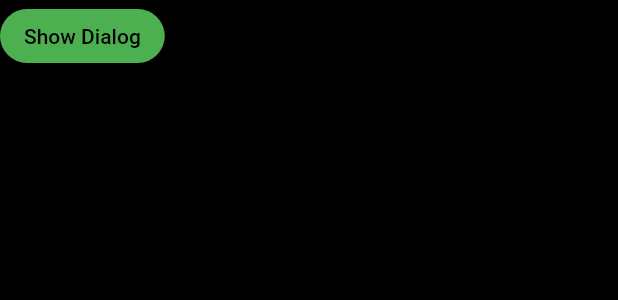
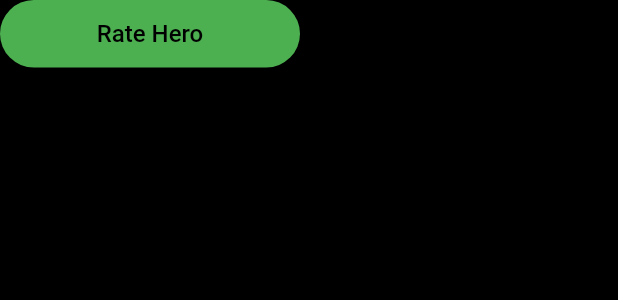
Before and after one commit to MohammedAlmeshal/sary-assessment, a Flutter app: the RateDialog widget shown alone on an empty page, opened directly with sample values from the repository, on a phone screen of 412 x 824 dp. Shown: the top 300 px of the screen. Run offline on Flutter 3.47's test engine with Material 2 defaults, Android fonts, the light colour scheme and no system bars; our stand-ins replace flutter_rating_bar; network calls fail.

Commit message:
feat: hero profile ui

```diff
--- a/lib/widgets/list_item.dart
+++ b/lib/widgets/list_item.dart
@@ -27,7 +27,7 @@ class _ListItemState extends State<ListItem> {
         itemPadding: EdgeInsets.symmetric(horizontal: 1.0),
         itemBuilder: (context, _) => Icon(
           Icons.star,
-          color: Colors.green,
+          color: Theme.of(context).accentColor,
         ),
         itemSize: 20,
         onRatingUpdate: (rating) {},
--- a/lib/widgets/rate_dialog.dart
+++ b/lib/widgets/rate_dialog.dart
@@ -10,8 +10,7 @@ class RateDialog extends StatelessWidget {
 
   @override
   Widget build(BuildContext context) {
-    return ElevatedButton(
-      onPressed: () => showDialog<String>(
+    Future<String?> _showDialog() => showDialog<String>(
           context: context,
           builder: (BuildContext context) => AlertDialog(
             shape: RoundedRectangleBorder(
@@ -43,8 +42,13 @@ class RateDialog extends StatelessWidget {
               ],
             ),
           ),
-      ),
-      child: const Text('Show Dialog'),
         );
+    return SizedBox(
+        width: 200,
+        height: 45,
+        child: ElevatedButton(
+            onPressed: () => _showDialog(),
+            child: const Text('Rate Hero', style: TextStyle(fontSize: 16)),
+            style: ButtonStyle()));
   }
 }
```
Also changed, not shown: lib/screens/home.dart (+5 -2 lines), lib/screens/user_profile.dart (+49 -6 lines). Lines whose indentation alone changed are shown as unchanged.
